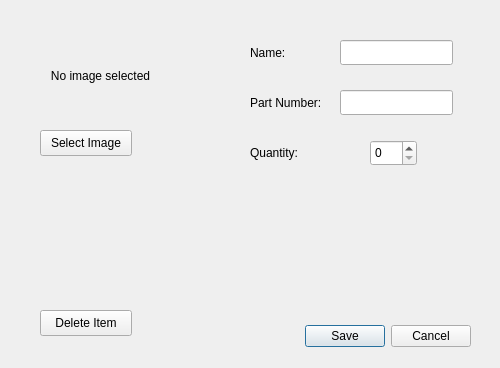
Above: app/layout/EditItemDialog.ui from saul-escobedo/Electronics_Inventory before the change. Below: the same form after it.
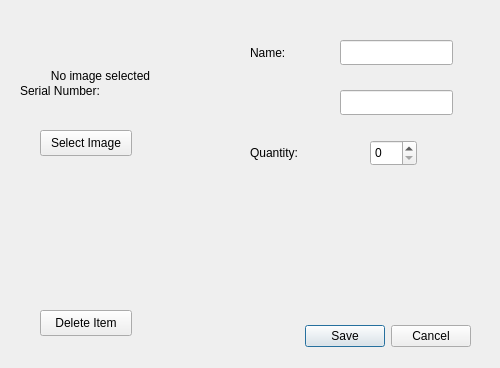
That is the form after the change.

The edit to the form file:
```diff
--- a/app/layout/EditItemDialog.ui
+++ b/app/layout/EditItemDialog.ui
@@ -114,14 +114,14 @@
     <widget class="QLabel" name="part_number_label">
      <property name="geometry">
         <rect>
-         <x>250</x>
-         <y>90</y>
-         <width>81</width>
-         <height>25</height>
+      <x>20</x>
+      <y>70</y>
+      <width>111</width>
+      <height>41</height>
         </rect>
      </property>
      <property name="text">
-        <string>Part Number:</string>
+     <string>Serial Number:</string>
      </property>
     </widget>
     <widget class="QLabel" name="quantity_label">
```
Lines whose indentation alone changed are shown as unchanged.
